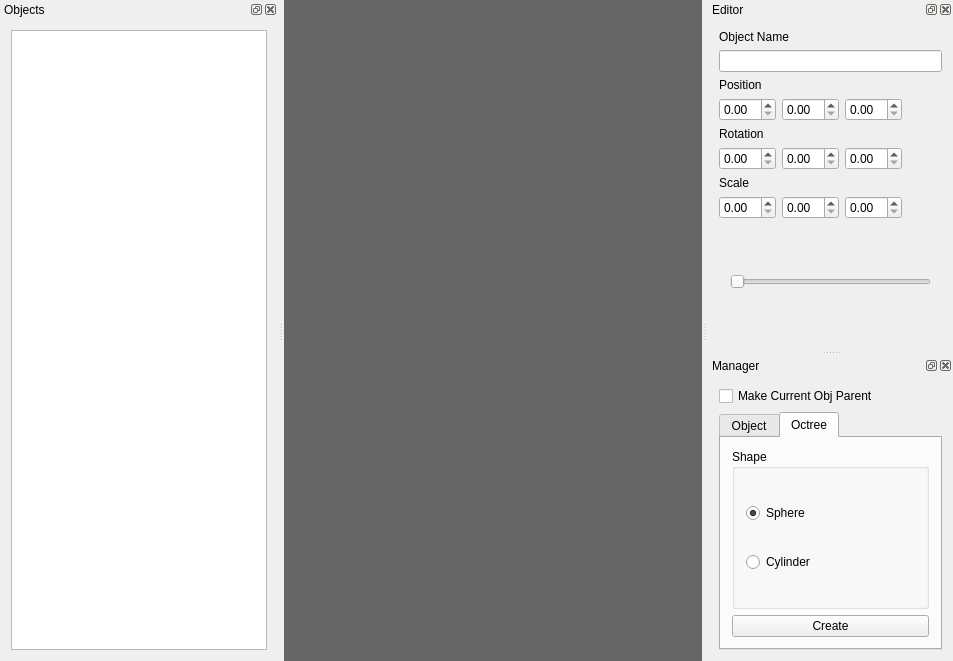
First picture: the form in ModelagemQT/mainwindow.ui, repository RicardoBusta/Doutorado, before the edit.
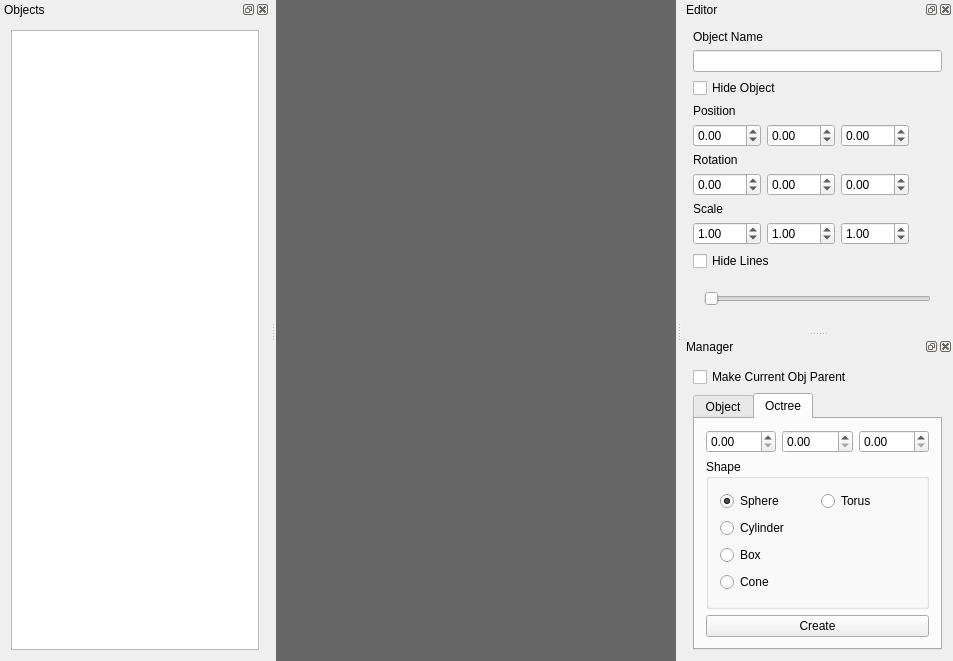
Second picture: the form after the edit. Custom widgets are drawn as their Qt base class.

Diff of the .ui file:
```diff
--- a/ModelagemQT/mainwindow.ui
+++ b/ModelagemQT/mainwindow.ui
@@ -76,7 +76,10 @@
    <attribute name="dockWidgetArea">
     <number>2</number>
    </attribute>
-   <widget class="QWidget" name="dockWidgetContents_2">
+   <widget class="QWidget" name="obj_content">
+    <property name="enabled">
+     <bool>true</bool>
+    </property>
     <layout class="QVBoxLayout" name="verticalLayout_2">
      <item>
       <widget class="QLabel" name="label_4">
@@ -86,30 +89,113 @@
       </widget>
      </item>
      <item>
-      <widget class="QLineEdit" name="lineEdit"/>
+      <widget class="QLineEdit" name="name_lineEdit"/>
+     </item>
+     <item>
+      <widget class="QCheckBox" name="hide_checkBox">
+       <property name="text">
+        <string>Hide Object</string>
+       </property>
+      </widget>
      </item>
      <item>
       <layout class="QGridLayout" name="gridLayout">
        <item row="1" column="0">
-        <widget class="QDoubleSpinBox" name="pos_x"/>
+        <widget class="QDoubleSpinBox" name="pos_x">
+         <property name="minimum">
+          <double>-999.000000000000000</double>
+         </property>
+         <property name="maximum">
+          <double>999.000000000000000</double>
+         </property>
+         <property name="singleStep">
+          <double>0.010000000000000</double>
+         </property>
+        </widget>
        </item>
        <item row="1" column="1">
-        <widget class="QDoubleSpinBox" name="pos_y"/>
+        <widget class="QDoubleSpinBox" name="pos_y">
+         <property name="minimum">
+          <double>-999.000000000000000</double>
+         </property>
+         <property name="maximum">
+          <double>999.000000000000000</double>
+         </property>
+         <property name="singleStep">
+          <double>0.010000000000000</double>
+         </property>
+        </widget>
        </item>
        <item row="1" column="2">
-        <widget class="QDoubleSpinBox" name="pos_z"/>
+        <widget class="QDoubleSpinBox" name="pos_z">
+         <property name="minimum">
+          <double>-999.000000000000000</double>
+         </property>
+         <property name="maximum">
+          <double>999.000000000000000</double>
+         </property>
+         <property name="singleStep">
+          <double>0.010000000000000</double>
+         </property>
+        </widget>
        </item>
        <item row="3" column="1">
-        <widget class="QDoubleSpinBox" name="rot_y"/>
+        <widget class="QDoubleSpinBox" name="rot_y">
+         <property name="minimum">
+          <double>-999.000000000000000</double>
+         </property>
+         <property name="maximum">
+          <double>999.000000000000000</double>
+         </property>
+         <property name="singleStep">
+          <double>0.010000000000000</double>
+         </property>
+        </widget>
        </item>
        <item row="5" column="1">
-        <widget class="QDoubleSpinBox" name="sca_y"/>
+        <widget class="QDoubleSpinBox" name="sca_y">
+         <property name="minimum">
+          <double>-999.000000000000000</double>
+         </property>
+         <property name="maximum">
+          <double>999.000000000000000</double>
+         </property>
+         <property name="singleStep">
+          <double>0.010000000000000</double>
+         </property>
+         <property name="value">
+          <double>1.000000000000000</double>
+         </property>
+        </widget>
        </item>
        <item row="5" column="0">
-        <widget class="QDoubleSpinBox" name="sca_x"/>
+        <widget class="QDoubleSpinBox" name="sca_x">
+         <property name="minimum">
+          <double>-999.000000000000000</double>
+         </property>
+         <property name="maximum">
+          <double>999.000000000000000</double>
+         </property>
+         <property name="singleStep">
+          <double>0.010000000000000</double>
+         </property>
+         <property name="value">
+          <double>1.000000000000000</double>
+         </property>
+        </widget>
        </item>
        <item row="3" column="2">
-        <widget class="QDoubleSpinBox" name="rot_z"/>
+        <widget class="QDoubleSpinBox" name="rot_z">
+         <property name="minimum">
+          <double>-999.000000000000000</double>
+         </property>
+         <property name="maximum">
+          <double>999.000000000000000</double>
+         </property>
+         <property name="singleStep">
+          <double>0.010000000000000</double>
+         </property>
+        </widget>
        </item>
        <item row="0" column="0">
         <widget class="QLabel" name="label">
@@ -126,7 +212,20 @@
         </widget>
        </item>
        <item row="5" column="2">
-        <widget class="QDoubleSpinBox" name="sca_z"/>
+        <widget class="QDoubleSpinBox" name="sca_z">
+         <property name="minimum">
+          <double>-999.000000000000000</double>
+         </property>
+         <property name="maximum">
+          <double>999.000000000000000</double>
+         </property>
+         <property name="singleStep">
+          <double>0.010000000000000</double>
+         </property>
+         <property name="value">
+          <double>1.000000000000000</double>
+         </property>
+        </widget>
        </item>
        <item row="4" column="0">
         <widget class="QLabel" name="label_3">
@@ -136,7 +235,17 @@
         </widget>
        </item>
        <item row="3" column="0">
-        <widget class="QDoubleSpinBox" name="rot_x"/>
+        <widget class="QDoubleSpinBox" name="rot_x">
+         <property name="minimum">
+          <double>-999.000000000000000</double>
+         </property>
+         <property name="maximum">
+          <double>999.000000000000000</double>
+         </property>
+         <property name="singleStep">
+          <double>0.010000000000000</double>
+         </property>
+        </widget>
        </item>
        <item row="1" column="3">
         <spacer name="horizontalSpacer">
@@ -153,6 +262,13 @@
        </item>
       </layout>
      </item>
+     <item>
+      <widget class="QCheckBox" name="lines_checkBox">
+       <property name="text">
+        <string>Hide Lines</string>
+       </property>
+      </widget>
+     </item>
      <item>
       <widget class="QStackedWidget" name="stackedWidget">
        <property name="currentIndex">
@@ -163,6 +279,9 @@
         <layout class="QVBoxLayout" name="verticalLayout_5">
          <item>
           <widget class="QSlider" name="octree_spread_slider">
+           <property name="maximum">
+            <number>300</number>
+           </property>
            <property name="orientation">
             <enum>Qt::Horizontal</enum>
            </property>
@@ -218,13 +337,26 @@
          <string>Octree</string>
         </attribute>
         <layout class="QVBoxLayout" name="verticalLayout_6">
+         <item>
+          <layout class="QHBoxLayout" name="horizontalLayout">
+           <item>
+            <widget class="QDoubleSpinBox" name="prop1"/>
+           </item>
+           <item>
+            <widget class="QDoubleSpinBox" name="prop2"/>
+           </item>
+           <item>
+            <widget class="QDoubleSpinBox" name="prop3"/>
+           </item>
+          </layout>
+         </item>
          <item>
           <widget class="QGroupBox" name="groupBox">
            <property name="title">
             <string>Shape</string>
            </property>
-           <layout class="QVBoxLayout" name="verticalLayout_8">
-            <item>
+           <layout class="QGridLayout" name="gridLayout_2">
+            <item row="0" column="0">
              <widget class="QRadioButton" name="sphere_radioButton">
               <property name="text">
                <string>Sphere</string>
@@ -234,13 +366,34 @@
               </property>
              </widget>
             </item>
-            <item>
+            <item row="1" column="0">
              <widget class="QRadioButton" name="cylinder_radioButton">
               <property name="text">
                <string>Cylinder</string>
               </property>
              </widget>
             </item>
+            <item row="2" column="0">
+             <widget class="QRadioButton" name="box_radioButton">
+              <property name="text">
+               <string>Box</string>
+              </property>
+             </widget>
+            </item>
+            <item row="3" column="0">
+             <widget class="QRadioButton" name="cone_radioButton">
+              <property name="text">
+               <string>Cone</string>
+              </property>
+             </widget>
+            </item>
+            <item row="0" column="1">
+             <widget class="QRadioButton" name="torus_radioButton">
+              <property name="text">
+               <string>Torus</string>
+              </property>
+             </widget>
+            </item>
            </layout>
           </widget>
          </item>
```
